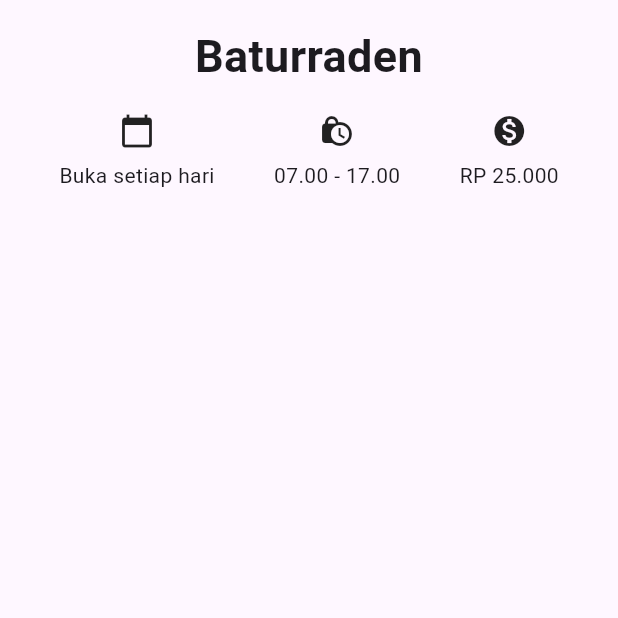
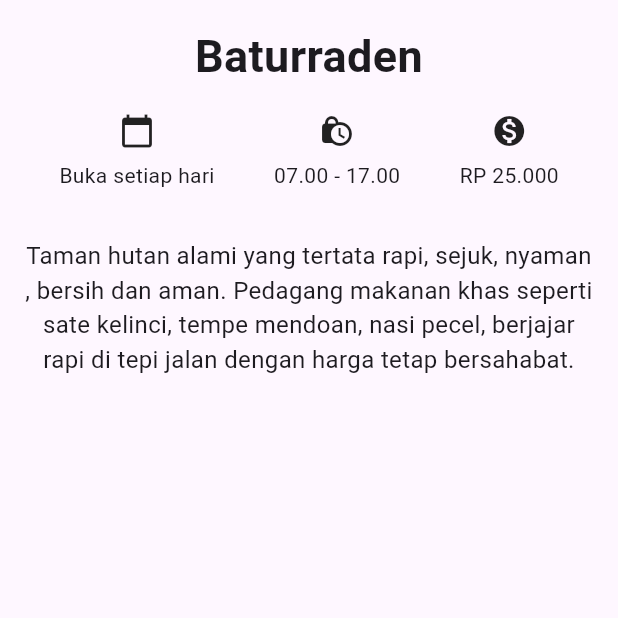
Before and after one commit to Farrel44/TempatWisataApp, a Flutter app: the screen it shows after launch, on a phone screen of 412 x 824 dp, the top half of it. Run offline on Flutter 3.47's test engine with Material 3 defaults, Android fonts, the phone set to English and light mode, and no system bars.

Commit message:
added detail text

```diff
--- a/lib/main.dart
+++ b/lib/main.dart
@@ -67,6 +67,14 @@ class DetailScreen extends StatelessWidget{
                   ],
                 ),
               ),
+              Container(
+                padding: const EdgeInsets.all(16.0),
+                child: const Text(
+                  "Taman hutan alami yang tertata rapi, sejuk, nyaman , bersih dan aman. Pedagang makanan khas seperti sate kelinci, tempe mendoan, nasi pecel, berjajar rapi di tepi jalan dengan harga tetap bersahabat.",
+                  textAlign: TextAlign.center,
+                  style: TextStyle(fontSize: 16.0),
+                ),
+              )
           ],
         ),
       ),
```
